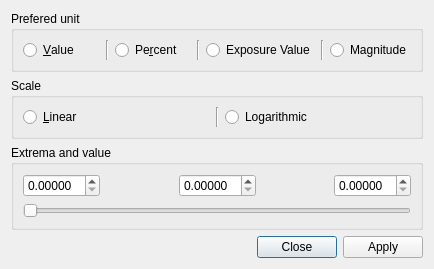
This is ui/slider.ui in ploki/darkflow as Qt 5 draws it before an edit. The edited form follows.
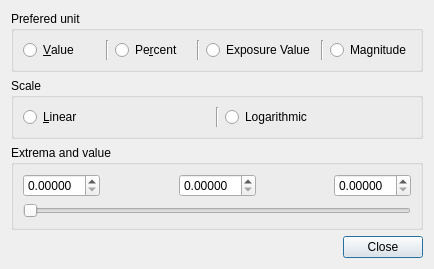
This is the edited form.

```diff
--- a/ui/slider.ui
+++ b/ui/slider.ui
@@ -190,7 +190,7 @@
       <enum>Qt::Horizontal</enum>
      </property>
      <property name="standardButtons">
-      <set>QDialogButtonBox::Apply|QDialogButtonBox::Close</set>
+      <set>QDialogButtonBox::Close</set>
      </property>
     </widget>
    </item>
```
Left out of the diff: 4 changed lines with no effect on the pictures.
